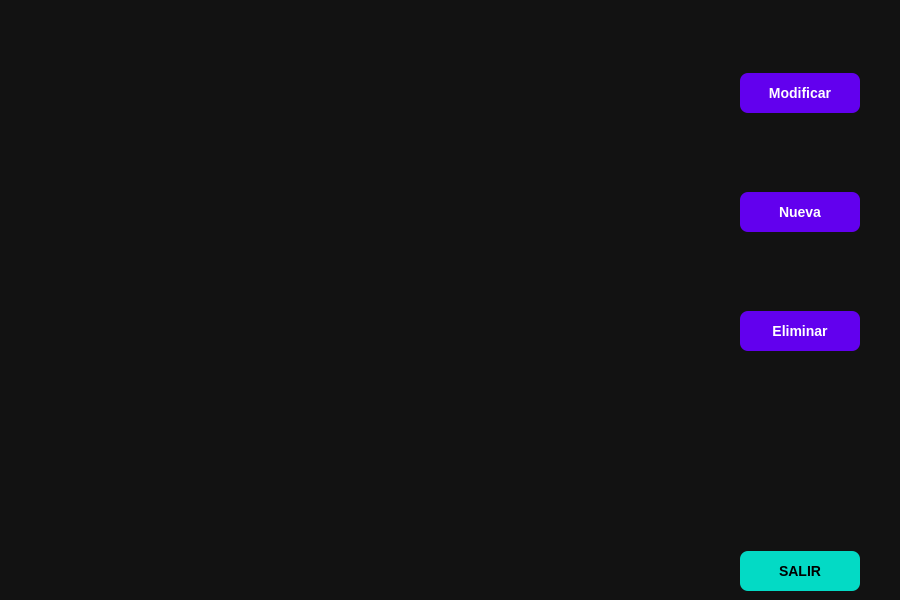
Old version of the form iu/iu_clientes.ui in the repository alvarowau/hotel.
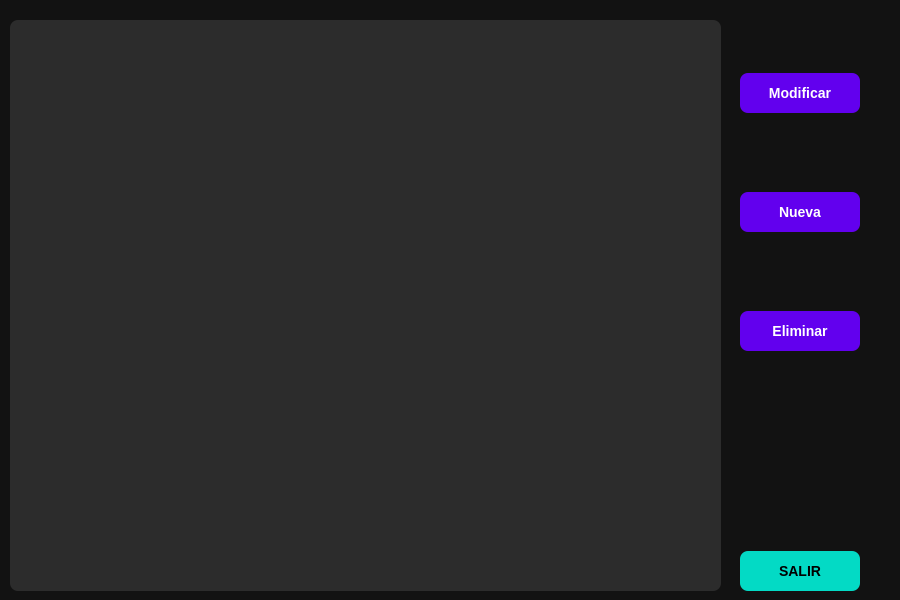
New version of the form.

Commit message: modifiacion de las tablas para que se vea los headers

```diff
--- a/iu/iu_clientes.ui
+++ b/iu/iu_clientes.ui
@@ -75,16 +75,6 @@
 }
 </string>
   </property>
-  <widget class="QTableWidget" name="tableWidget_clientes">
-   <property name="geometry">
-    <rect>
-     <x>20</x>
-     <y>10</y>
-     <width>701</width>
-     <height>571</height>
-    </rect>
-   </property>
-  </widget>
   <widget class="QWidget" name="widget_2" native="true">
    <property name="geometry">
     <rect>
@@ -215,6 +205,23 @@
     </item>
    </layout>
   </widget>
+  <widget class="QTableView" name="tableView_clientes">
+   <property name="geometry">
+    <rect>
+     <x>10</x>
+     <y>20</y>
+     <width>711</width>
+     <height>571</height>
+    </rect>
+   </property>
+   <property name="styleSheet">
+    <string notr="true">QTableView {
+    background-color: #2C2C2C;  /* Fondo oscuro para la tabla */
+    border-radius: 8px;  /* Bordes redondeados */
+    color: #E8EAF6;  /* Texto claro */
+}</string>
+   </property>
+  </widget>
  </widget>
  <resources/>
  <connections/>
```
The commit also changes 10 other files.
